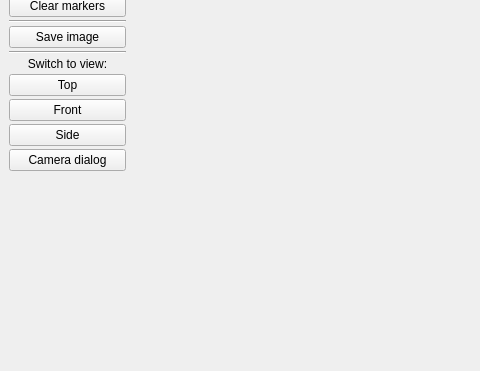
Qt form src/gui/geometrywindowclass.ui (andrmor/ANTS2) before a commit; both pictures show x 0 to 480 and y 383 to 754 of the 854 by 754 pixel window.
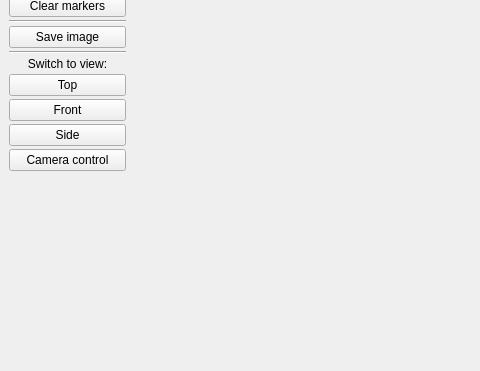
The same form after that commit.

Commit message: camera control

The edit to the form file:
```diff
--- a/src/gui/geometrywindowclass.ui
+++ b/src/gui/geometrywindowclass.ui
@@ -318,7 +318,7 @@
        <item>
         <widget class="QPushButton" name="pbCameraDialog">
          <property name="text">
-          <string>Camera dialog</string>
+          <string>Camera control</string>
          </property>
         </widget>
        </item>
```
The commit also changes 3 other files.
